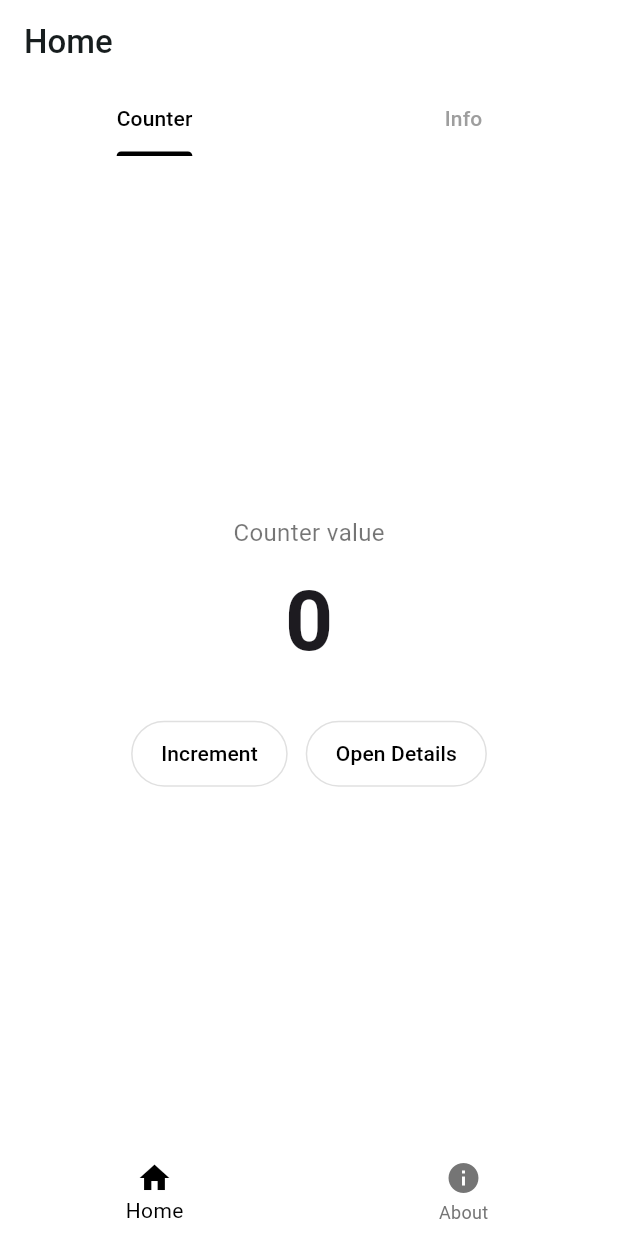
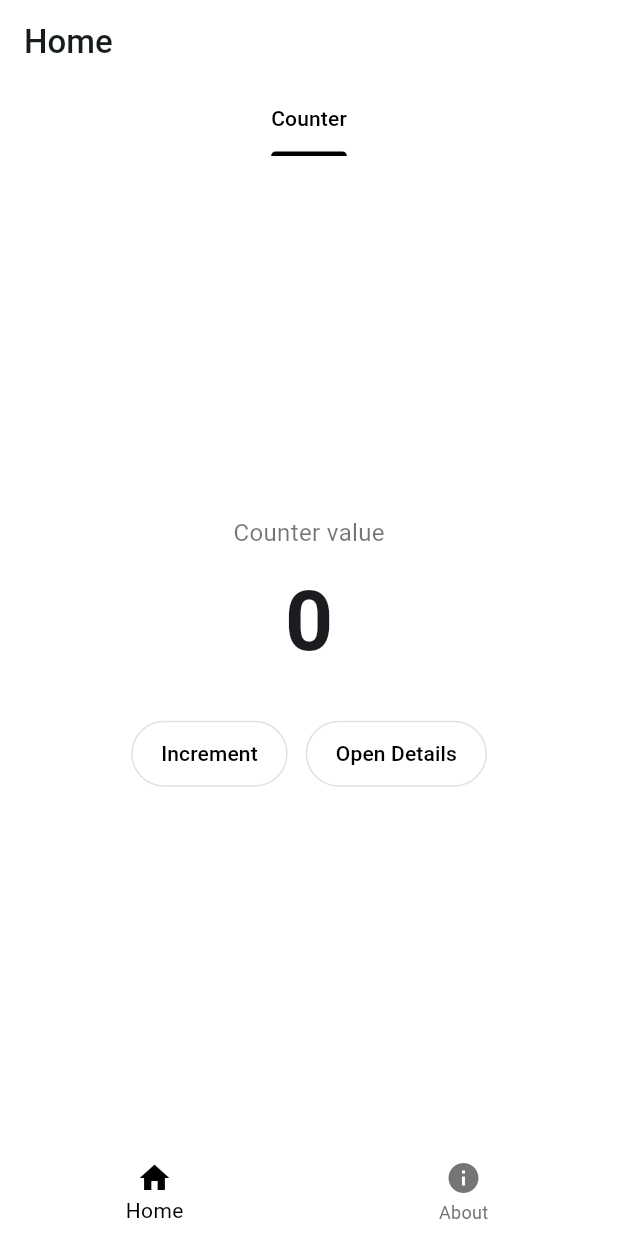
Before and after one commit to bulbul-007/App-Development-with-Flutter-AI-Batch-16, a Flutter app: the screen it shows after launch, on a phone screen of 412 x 824 dp. Run offline on Flutter 3.47's test engine with Material 3 defaults, Android fonts, the phone set to English and light mode, and no system bars.

```diff
--- a/lib/screens/home_screen.dart
+++ b/lib/screens/home_screen.dart
@@ -1,8 +1,7 @@
 import 'package:flutter/material.dart';
 import 'details_screen.dart';
 
-/// HomeScreen displays a TabBar with a Counter tab and an Info tab.
-/// It uses DefaultTabController for tab state management.
+/// HomeScreen displays the Counter tab using DefaultTabController.
 class HomeScreen extends StatefulWidget {
   const HomeScreen({super.key});
 
@@ -46,7 +45,7 @@ class _HomeScreenState extends State<HomeScreen> {
   @override
   Widget build(BuildContext context) {
     return DefaultTabController(
-      length: 2,
+      length: 1,
       child: Scaffold(
         appBar: AppBar(
           title: const Text(
@@ -66,7 +65,6 @@ class _HomeScreenState extends State<HomeScreen> {
             dividerColor: Colors.transparent,
             tabs: [
               Tab(text: 'Counter'),
-              Tab(text: 'Info'),
             ],
           ),
         ),
@@ -74,8 +72,6 @@ class _HomeScreenState extends State<HomeScreen> {
           children: [
             // Counter Tab
             _buildCounterTab(context),
-            // Info Tab
-            _buildInfoTab(),
           ],
         ),
       ),
@@ -117,7 +113,8 @@ class _HomeScreenState extends State<HomeScreen> {
                   foregroundColor: Colors.black,
                   side: BorderSide(color: Colors.grey.shade300),
                   shape: const StadiumBorder(),
-                  padding: const EdgeInsets.symmetric(horizontal: 20, vertical: 12),
+                  padding:
+                      const EdgeInsets.symmetric(horizontal: 20, vertical: 12),
                 ),
                 child: const Text(
                   'Increment',
@@ -133,7 +130,8 @@ class _HomeScreenState extends State<HomeScreen> {
                   foregroundColor: Colors.black,
                   side: BorderSide(color: Colors.grey.shade300),
                   shape: const StadiumBorder(),
-                  padding: const EdgeInsets.symmetric(horizontal: 20, vertical: 12),
+                  padding:
+                      const EdgeInsets.symmetric(horizontal: 20, vertical: 12),
                 ),
                 child: const Text(
                   'Open Details',
@@ -147,30 +145,4 @@ class _HomeScreenState extends State<HomeScreen> {
     );
   }
 
-  /// Builds the information tab view
-  Widget _buildInfoTab() {
-    return Center(
-      child: Column(
-        mainAxisAlignment: MainAxisAlignment.center,
-        children: [
-          const Text(
-            'Flutter Counter Navigation App',
-            style: TextStyle(
-              fontSize: 20,
-              fontWeight: FontWeight.bold,
-              color: Color(0xFF1D1B20),
-            ),
-          ),
-          const SizedBox(height: 8),
-          const Text(
-            'Built using StatefulWidget and Navigation',
-            style: TextStyle(
-              fontSize: 15,
-              color: Colors.grey,
-            ),
-          ),
-        ],
-      ),
-    );
-  }
 }
```
